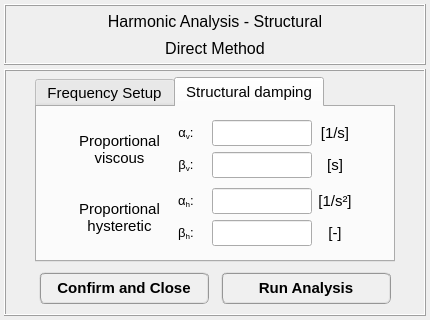
Qt form pulse/interface/ui_files/analysis/structural/harmonic_analysis_direct_method.ui (open-pulse/OpenPulse) before a commit.
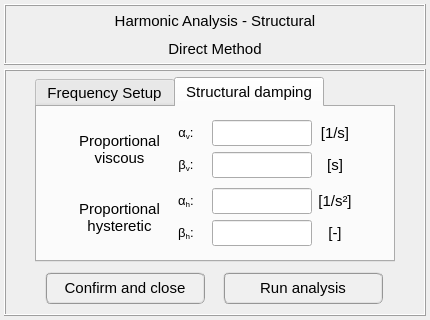
The same form after that commit. The open tabs and pages were chosen to show the change. Icons and pictures are not drawn.

Commit message: Refactoring UI analysis classes

The edit to the form file:
```diff
--- a/pulse/interface/ui_files/analysis/structural/harmonic_analysis_direct_method.ui
+++ b/pulse/interface/ui_files/analysis/structural/harmonic_analysis_direct_method.ui
@@ -104,7 +104,7 @@
         <property name="font">
          <font>
           <family>MS Shell Dlg 2</family>
-          <pointsize>12</pointsize>
+          <pointsize>11</pointsize>
           <weight>50</weight>
           <italic>false</italic>
           <bold>false</bold>
@@ -126,7 +126,7 @@
         <property name="font">
          <font>
           <family>MS Shell Dlg 2</family>
-          <pointsize>12</pointsize>
+          <pointsize>11</pointsize>
           <weight>50</weight>
           <italic>false</italic>
           <bold>false</bold>
@@ -990,7 +990,7 @@
            </property>
            <property name="maximumSize">
             <size>
-             <width>16777215</width>
+             <width>160</width>
              <height>32</height>
             </size>
            </property>
@@ -998,9 +998,9 @@
             <font>
              <family>MS Shell Dlg 2</family>
              <pointsize>11</pointsize>
-             <weight>75</weight>
+             <weight>9</weight>
              <italic>false</italic>
-             <bold>true</bold>
+             <bold>false</bold>
             </font>
            </property>
            <property name="styleSheet">
@@ -1009,7 +1009,7 @@
 QPushButton:pressed{border-radius: 6px; border-color: rgb(0, 170, 255); border-style: ridge; border-width: 3px; color: rgb(0, 0, 0); background-color: rgb(174, 213, 255); font: 75 bold 11pt &quot;MS Shell Dlg 2&quot;}</string>
            </property>
            <property name="text">
-            <string>Confirm and Close</string>
+            <string>Confirm and close</string>
            </property>
           </widget>
          </item>
@@ -1023,7 +1023,7 @@
            </property>
            <property name="maximumSize">
             <size>
-             <width>16777215</width>
+             <width>160</width>
              <height>32</height>
             </size>
            </property>
@@ -1031,9 +1031,9 @@
             <font>
              <family>MS Shell Dlg 2</family>
              <pointsize>11</pointsize>
-             <weight>75</weight>
+             <weight>9</weight>
              <italic>false</italic>
-             <bold>true</bold>
+             <bold>false</bold>
             </font>
            </property>
            <property name="styleSheet">
@@ -1042,7 +1042,7 @@
 QPushButton:pressed{border-radius: 6px; border-color: rgb(0, 170, 255); border-style: ridge; border-width: 3px; color: rgb(0, 0, 0); background-color: rgb(174, 213, 255); font: 75 bold 11pt &quot;MS Shell Dlg 2&quot;}</string>
            </property>
            <property name="text">
-            <string>Run Analysis</string>
+            <string>Run analysis</string>
            </property>
           </widget>
          </item>
```
Left out of the diff: 61 changed lines with no effect on the pictures. The commit also changes 22 other files.
